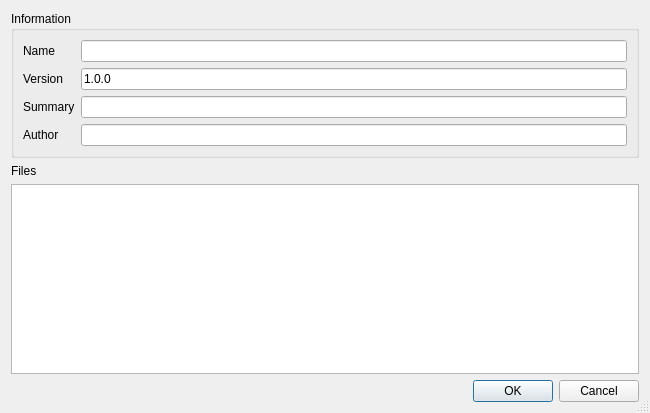
First picture: the form in launcher/ui/dialogs/ExportMrPackDialog.ui, repository FreesmTeam/FreesmLauncher, before the edit.
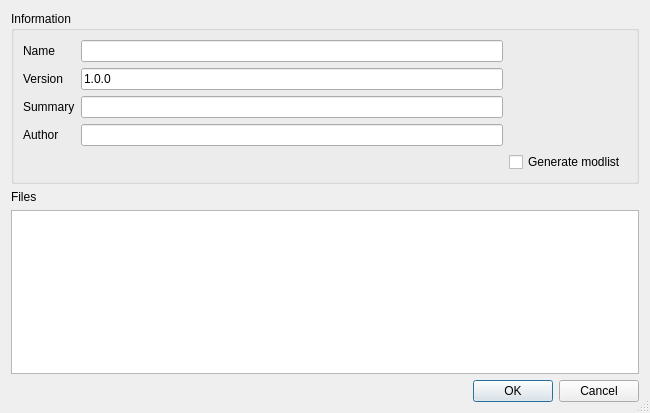
Second picture: the form after the edit.

```diff
--- a/launcher/ui/dialogs/ExportMrPackDialog.ui
+++ b/launcher/ui/dialogs/ExportMrPackDialog.ui
@@ -67,6 +67,13 @@
       <item row="4" column="1">
        <widget class="QLineEdit" name="author"/>
       </item>
+      <item row="5" column="2">
+       <widget class="QCheckBox" name="gnerateModlist">
+        <property name="text">
+         <string>Generate modlist</string>
+        </property>
+       </widget>
+      </item>
      </layout>
     </widget>
    </item>
```
